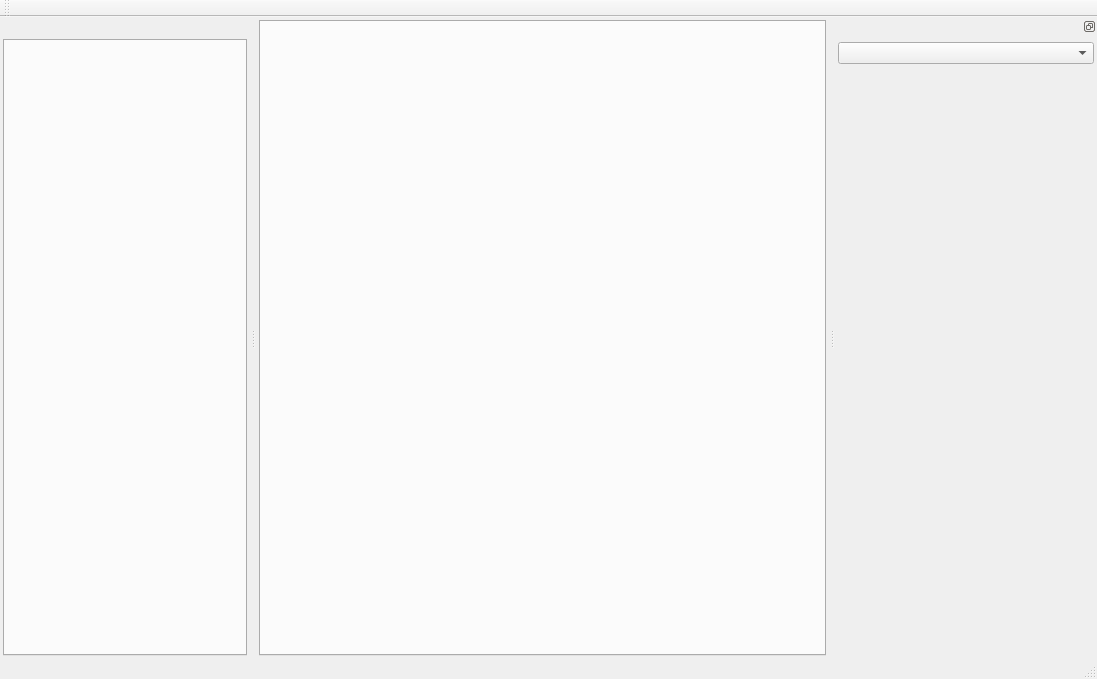
Qt form mainwindow.ui (LeZheng/Canary-Adb) before a commit.
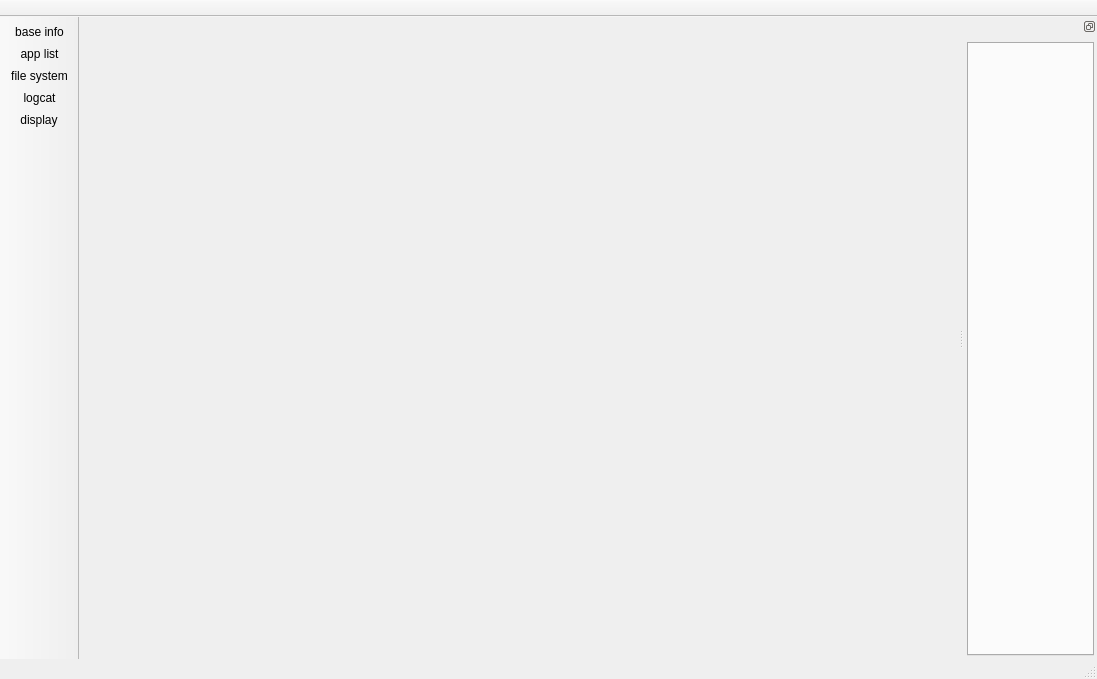
The same form after that commit. Icons and pictures are not drawn.

```diff
--- a/mainwindow.ui
+++ b/mainwindow.ui
@@ -31,23 +31,7 @@
      <number>3</number>
     </property>
     <item row="0" column="0">
-     <widget class="QTabWidget" name="detailTabWidget">
-      <property name="minimumSize">
-       <size>
-        <width>460</width>
-        <height>0</height>
-       </size>
-      </property>
-      <property name="currentIndex">
-       <number>-1</number>
-      </property>
-      <property name="tabsClosable">
-       <bool>true</bool>
-      </property>
-      <property name="movable">
-       <bool>true</bool>
-      </property>
-     </widget>
+     <widget class="QStackedWidget" name="deviceStackedWidget"/>
     </item>
    </layout>
   </widget>
@@ -61,13 +45,42 @@
     </rect>
    </property>
   </widget>
-  <widget class="QToolBar" name="mainToolBar">
+  <widget class="QToolBar" name="leftToolBar">
+   <property name="layoutDirection">
+    <enum>Qt::LeftToRight</enum>
+   </property>
+   <property name="movable">
+    <bool>false</bool>
+   </property>
+   <property name="allowedAreas">
+    <set>Qt::LeftToolBarArea</set>
+   </property>
+   <property name="orientation">
+    <enum>Qt::Vertical</enum>
+   </property>
+   <property name="iconSize">
+    <size>
+     <width>75</width>
+     <height>48</height>
+    </size>
+   </property>
+   <property name="toolButtonStyle">
+    <enum>Qt::ToolButtonTextUnderIcon</enum>
+   </property>
+   <property name="floatable">
+    <bool>false</bool>
+   </property>
    <attribute name="toolBarArea">
-    <enum>TopToolBarArea</enum>
+    <enum>LeftToolBarArea</enum>
    </attribute>
    <attribute name="toolBarBreak">
-    <bool>true</bool>
+    <bool>false</bool>
    </attribute>
+   <addaction name="actionbase_info"/>
+   <addaction name="actionapp_list"/>
+   <addaction name="actionfile_system"/>
+   <addaction name="actionlogcat"/>
+   <addaction name="actiondisplay"/>
   </widget>
   <widget class="QStatusBar" name="statusBar">
    <property name="sizePolicy">
@@ -110,56 +123,7 @@
      <property name="spacing">
       <number>3</number>
      </property>
-     <item row="1" column="0" colspan="2">
-      <widget class="QStackedWidget" name="deviceStackedWidget">
-       <property name="minimumSize">
-        <size>
-         <width>256</width>
-         <height>0</height>
-        </size>
-       </property>
-      </widget>
-     </item>
-     <item row="0" column="0" colspan="2">
-      <widget class="QComboBox" name="deviceComboBox"/>
-     </item>
-    </layout>
-   </widget>
-  </widget>
-  <widget class="QDockWidget" name="leftDockWidget">
-   <property name="minimumSize">
-    <size>
-     <width>250</width>
-     <height>39</height>
-    </size>
-   </property>
-   <property name="features">
-    <set>QDockWidget::DockWidgetMovable</set>
-   </property>
-   <property name="allowedAreas">
-    <set>Qt::BottomDockWidgetArea|Qt::LeftDockWidgetArea</set>
-   </property>
-   <attribute name="dockWidgetArea">
-    <number>1</number>
-   </attribute>
-   <widget class="QWidget" name="dockWidgetContents_2">
-    <layout class="QGridLayout" name="gridLayout_3">
-     <property name="leftMargin">
-      <number>3</number>
-     </property>
-     <property name="topMargin">
-      <number>3</number>
-     </property>
-     <property name="rightMargin">
-      <number>3</number>
-     </property>
-     <property name="bottomMargin">
-      <number>3</number>
-     </property>
-     <property name="spacing">
-      <number>0</number>
-     </property>
-     <item row="0" column="0">
+     <item row="1" column="0">
       <widget class="QTabWidget" name="fileTabWidget">
        <property name="contextMenuPolicy">
         <enum>Qt::NoContextMenu</enum>
@@ -184,6 +148,111 @@
     </layout>
    </widget>
   </widget>
+  <widget class="QToolBar" name="mainToolBar">
+   <property name="windowTitle">
+    <string>toolBar</string>
+   </property>
+   <property name="movable">
+    <bool>false</bool>
+   </property>
+   <property name="allowedAreas">
+    <set>Qt::TopToolBarArea</set>
+   </property>
+   <property name="toolButtonStyle">
+    <enum>Qt::ToolButtonTextBesideIcon</enum>
+   </property>
+   <attribute name="toolBarArea">
+    <enum>TopToolBarArea</enum>
+   </attribute>
+   <attribute name="toolBarBreak">
+    <bool>false</bool>
+   </attribute>
+  </widget>
+  <action name="actionbase_info">
+   <property name="checkable">
+    <bool>true</bool>
+   </property>
+   <property name="icon">
+    <iconset>
+     <normalon>:/img/phone_small</normalon>
+    </iconset>
+   </property>
+   <property name="text">
+    <string>base info</string>
+   </property>
+  </action>
+  <action name="actionapp_list">
+   <property name="checkable">
+    <bool>true</bool>
+   </property>
+   <property name="icon">
+    <iconset resource="canary-img.qrc">
+     <normaloff>:/img/android_app_icon</normaloff>:/img/android_app_icon</iconset>
+   </property>
+   <property name="text">
+    <string>app list</string>
+   </property>
+   <property name="toolTip">
+    <string>app list</string>
+   </property>
+  </action>
+  <action name="actionfile_system">
+   <property name="checkable">
+    <bool>true</bool>
+   </property>
+   <property name="icon">
+    <iconset>
+     <normalon>:/img/open_folder</normalon>
+    </iconset>
+   </property>
+   <property name="text">
+    <string>file system</string>
+   </property>
+  </action>
+  <action name="actionlogcat">
+   <property name="checkable">
+    <bool>true</bool>
+   </property>
+   <property name="icon">
+    <iconset>
+     <normalon>:/img/text-log</normalon>
+    </iconset>
+   </property>
+   <property name="text">
+    <string>logcat</string>
+   </property>
+  </action>
+  <action name="actiondisplay">
+   <property name="checkable">
+    <bool>true</bool>
+   </property>
+   <property name="icon">
+    <iconset>
+     <normalon>:/img/phone</normalon>
+    </iconset>
+   </property>
+   <property name="text">
+    <string>display</string>
+   </property>
+  </action>
+  <action name="actionscreen_shot">
+   <property name="icon">
+    <iconset resource="canary-img.qrc">
+     <normaloff>:/img/screen_shot</normaloff>:/img/screen_shot</iconset>
+   </property>
+   <property name="text">
+    <string>screen shot</string>
+   </property>
+  </action>
+  <action name="actionscreen_record">
+   <property name="icon">
+    <iconset resource="canary-img.qrc">
+     <normaloff>:/img/screen_record</normaloff>:/img/screen_record</iconset>
+   </property>
+   <property name="text">
+    <string>screen record</string>
+   </property>
+  </action>
  </widget>
  <layoutdefault spacing="6" margin="11"/>
  <resources/>
```
Left out of the diff: 4 changed lines with no effect on the pictures.
